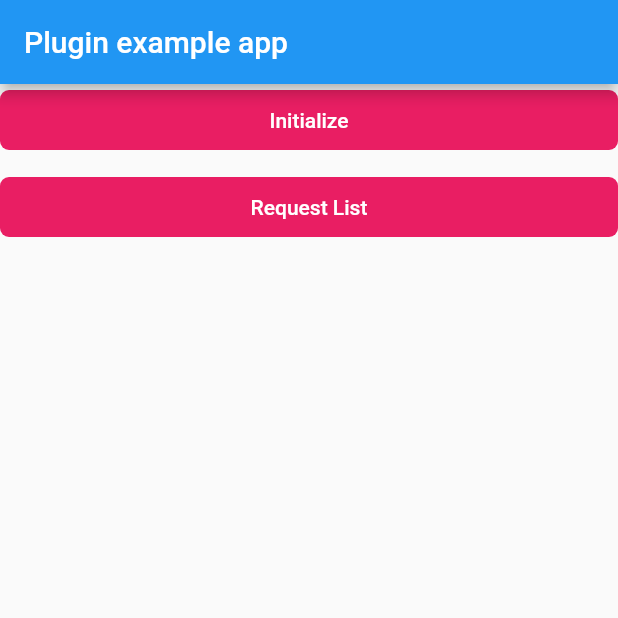
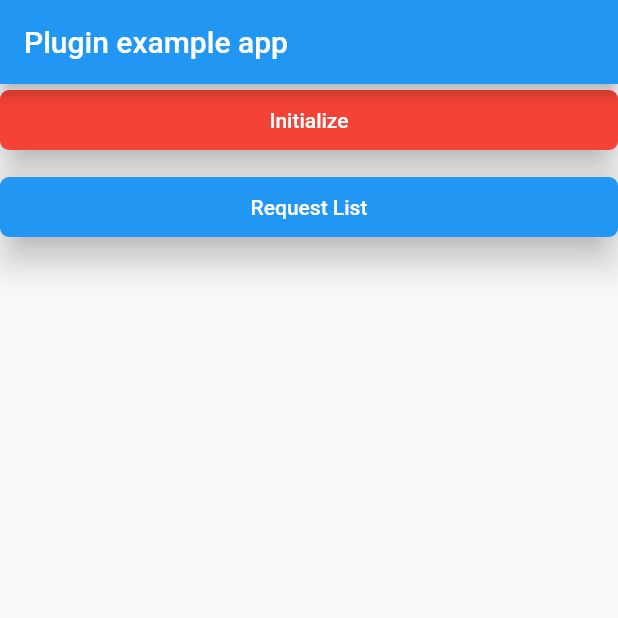
Before and after one commit to r723/flutter_helpcenter, a Flutter app: the screen it shows after launch, on a phone screen of 412 x 824 dp, the top half of it. Run offline on Flutter 3.47's test engine with Material 2 defaults, Android fonts, the phone set to English and light mode, and no system bars; our stand-ins replace plugin_platform_interface.

Commit message:
changes in button of main.dart

```diff
--- a/example/lib/main.dart
+++ b/example/lib/main.dart
@@ -33,8 +33,8 @@ class _MyAppState extends State<MyApp> {
                 shape: RoundedRectangleBorder(
                   borderRadius: BorderRadius.circular(6), // <-- Radius
                 ),
-                backgroundColor: Colors.pink,
-                elevation: 0,
+                backgroundColor: Colors.red,
+                elevation: 10,
                 minimumSize: const Size.fromHeight(
                     40), // fromHeight use double.infinity as width and 40 is the height
               ),
@@ -54,8 +54,8 @@ class _MyAppState extends State<MyApp> {
                 shape: RoundedRectangleBorder(
                   borderRadius: BorderRadius.circular(6),
                 ),
-                backgroundColor: Colors.pink,
-                elevation: 0,
+                backgroundColor: Colors.blue,
+                elevation: 10,
                 minimumSize: const Size.fromHeight(40),
               ),
               onPressed: () {
```
